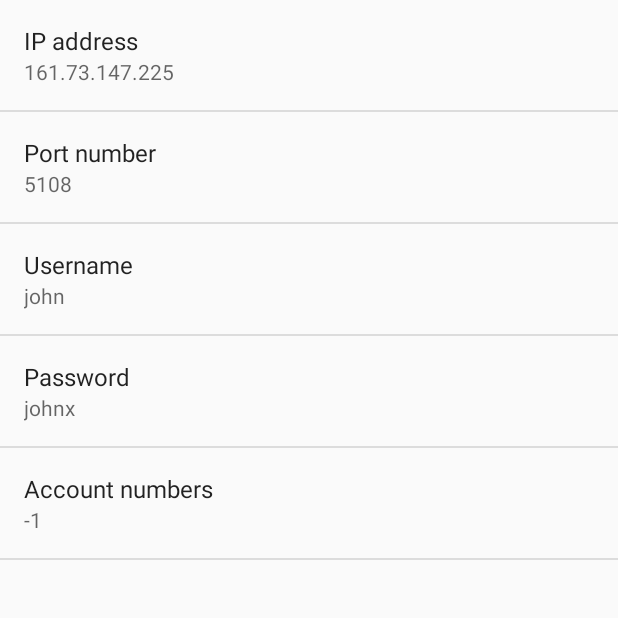
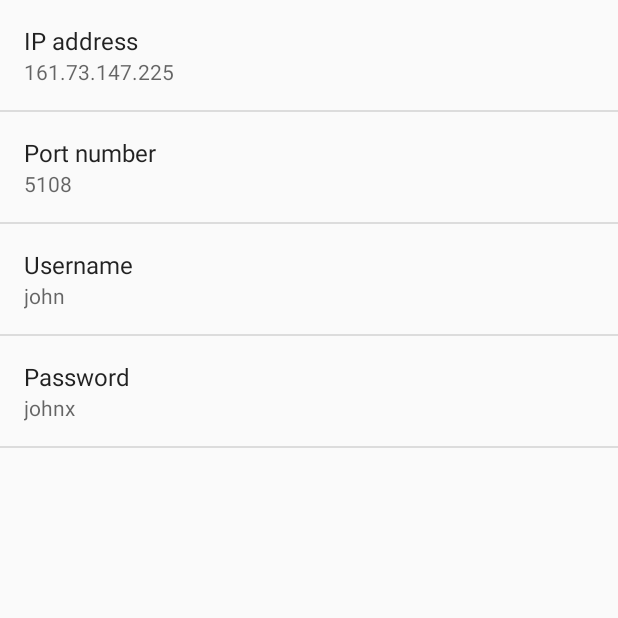
Before and after one commit to hanshenrik/dbank-client, an Android app: the SettingsActivity screen opened directly, with no data from a screen before it, on a phone screen of 412 x 824 dp, the top half of it. Run offline under Robolectric (Android 15) with nearby library versions, the phone set to English and light mode, and no system bars.

Commit message:
remove account numbers from SettingsActivity

```diff
--- a/app/src/main/java/com/hanshenrik/dbankclient/SettingsActivity.java
+++ b/app/src/main/java/com/hanshenrik/dbankclient/SettingsActivity.java
@@ -7,7 +7,6 @@ import android.content.res.Configuration;
 import android.os.Build;
 import android.os.Bundle;
 import android.preference.EditTextPreference;
-import android.preference.ListPreference;
 import android.preference.PreferenceActivity;
 import android.preference.PreferenceFragment;
 import android.view.MenuItem;
@@ -48,13 +47,11 @@ public class SettingsActivity extends PreferenceActivity {
         EditTextPreference portNumber = (EditTextPreference) findPreference(getString(R.string.pref_key_port));
         EditTextPreference username = (EditTextPreference) findPreference(getString(R.string.pref_key_username));
         EditTextPreference password = (EditTextPreference) findPreference(getString(R.string.pref_key_password));
-        final ListPreference accountNumbersList = (ListPreference) findPreference(getString(R.string.pref_key_account_numbers));
 
         ipAddress.setSummary(ipAddress.getText());
         portNumber.setSummary(portNumber.getText());
         username.setSummary(username.getText());
         password.setSummary(password.getText());
-        accountNumbersList.setSummary(accountNumbersList.getValue());
     }
 
     @Override
--- a/app/src/main/res/values/strings_activity_settings.xml
+++ b/app/src/main/res/values/strings_activity_settings.xml
@@ -17,16 +17,4 @@
     <string name="pref_key_password">pref_password</string>
     <string name="pref_title_password">Password</string>
     <string name="pref_default_password">johnx</string>
-
-    <string name="pref_key_account_numbers">pref_account_numbers</string>
-    <string name="pref_title_account_numbers">Account numbers</string>
-    <string-array name="pref_account_numbers_list_titles">
-        <item>1111.11.11111</item>
-        <item>2222.22.22222</item>
-    </string-array>
-    <string-array name="pref_account_numbers_list_values">
-        <item>1</item>
-        <item>2</item>
-    </string-array>
-
 </resources>
--- a/app/src/main/res/xml/pref_general.xml
+++ b/app/src/main/res/xml/pref_general.xml
@@ -32,16 +32,4 @@
         android:selectAllOnFocus="true"
         android:inputType="textPassword" />
 
-    <!-- TODO: possible to add account numbers -->
-
-    <ListPreference
-        android:key="@string/pref_key_account_numbers"
-        android:title="@string/pref_title_account_numbers"
-        android:defaultValue="-1"
-        android:summary="%s"
-        android:entries="@array/pref_account_numbers_list_titles"
-        android:entryValues="@array/pref_account_numbers_list_values"
-        android:negativeButtonText="@null"
-        android:positiveButtonText="@null" />
-
 </PreferenceScreen>
```
